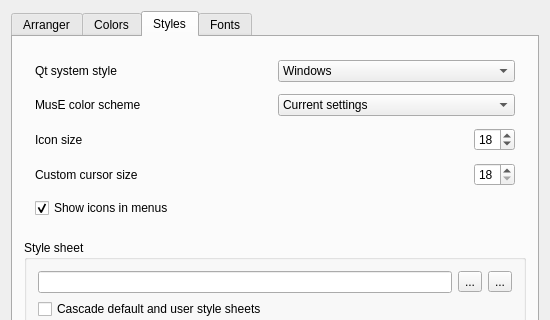
This is muse3/muse/components/appearancebase.ui in emrum/muse as Qt 5 draws it before an edit; both pictures show x 0 to 550 and y 0 to 320 of the 550 by 610 pixel window. The edited form follows.
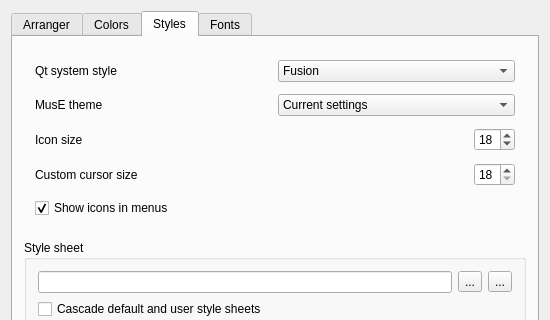
This is the edited form. The open tabs and pages were chosen to show the change. Custom widgets are drawn as their Qt base class.

Commit message: File dialog icons and other style/color related fixes

Diff of the .ui file:
```diff
--- a/muse3/muse/components/appearancebase.ui
+++ b/muse3/muse/components/appearancebase.ui
@@ -1188,6 +1188,11 @@
                 <verstretch>0</verstretch>
                </sizepolicy>
               </property>
+              <item>
+               <property name="text">
+                <string>Fusion</string>
+               </property>
+              </item>
               <item>
                <property name="text">
                 <string>Windows</string>
@@ -1237,7 +1242,7 @@
             <item>
              <widget class="QLabel" name="label_6">
               <property name="text">
-               <string>MusE color scheme</string>
+               <string>MusE theme</string>
               </property>
              </widget>
             </item>
```
Left out of the diff: 35 changed lines with no effect on the pictures. The commit also changes 18 other files.
